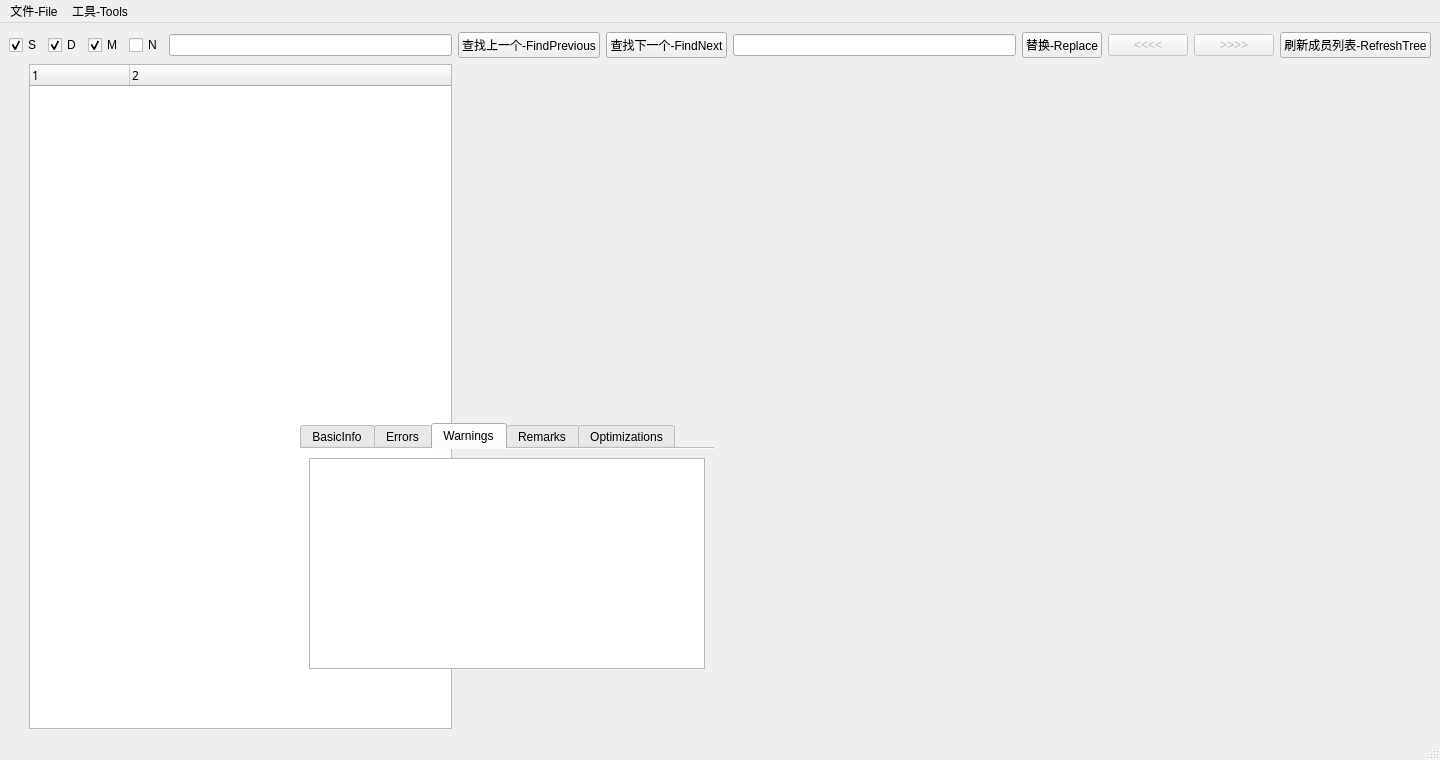
First picture: the form in mainwindow.ui, repository ic005k/Xiasl, before the edit.
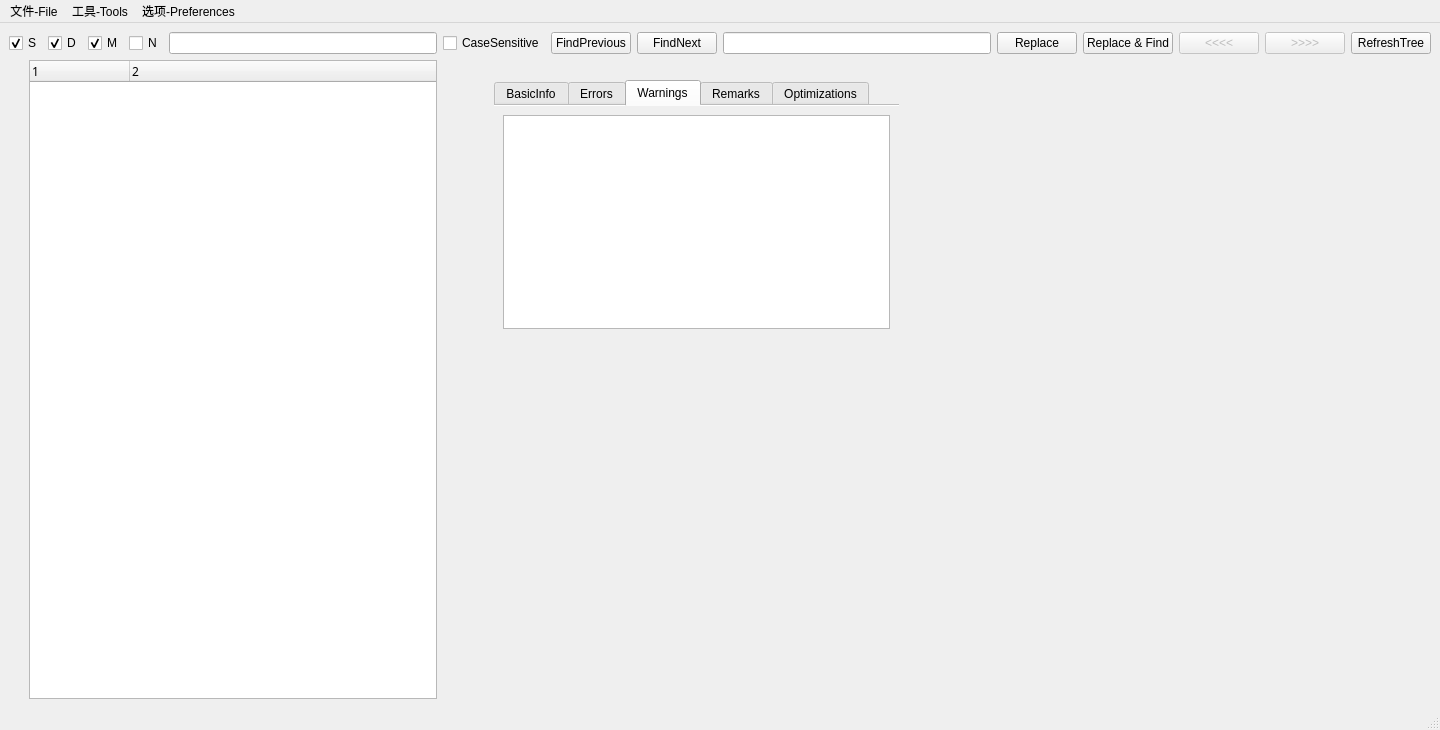
Second picture: the form after the edit.

```diff
--- a/mainwindow.ui
+++ b/mainwindow.ui
@@ -7,7 +7,7 @@
     <x>0</x>
     <y>0</y>
     <width>1440</width>
-    <height>760</height>
+    <height>730</height>
    </rect>
   </property>
   <property name="windowTitle">
@@ -59,30 +59,47 @@
      <widget class="QLineEdit" name="editFind"/>
     </item>
     <item row="0" column="6">
-     <widget class="QPushButton" name="btnFindPrevious">
+     <widget class="QCheckBox" name="chkCaseSensitive">
       <property name="text">
-       <string>查找上一个-FindPrevious</string>
+       <string>CaseSensitive</string>
+      </property>
+      <property name="checked">
+       <bool>false</bool>
       </property>
      </widget>
     </item>
     <item row="0" column="7">
-     <widget class="QPushButton" name="btnFindNext">
+     <widget class="QPushButton" name="btnFindPrevious">
       <property name="text">
-       <string>查找下一个-FindNext</string>
+       <string>FindPrevious</string>
       </property>
      </widget>
     </item>
     <item row="0" column="8">
-     <widget class="QLineEdit" name="editReplace"/>
+     <widget class="QPushButton" name="btnFindNext">
+      <property name="text">
+       <string>FindNext</string>
+      </property>
+     </widget>
     </item>
     <item row="0" column="9">
-     <widget class="QPushButton" name="btnReplace">
-      <property name="text">
-       <string>替换-Replace</string>
-      </property>
-     </widget>
+     <widget class="QLineEdit" name="editReplace"/>
     </item>
     <item row="0" column="10">
+     <widget class="QPushButton" name="btnReplace">
+      <property name="text">
+       <string>Replace</string>
+      </property>
+     </widget>
+    </item>
+    <item row="0" column="11">
+     <widget class="QPushButton" name="btnReplaceFind">
+      <property name="text">
+       <string>Replace &amp;&amp; Find</string>
+      </property>
+     </widget>
+    </item>
+    <item row="0" column="12">
      <widget class="QPushButton" name="btnPreviousError">
       <property name="enabled">
        <bool>false</bool>
@@ -92,7 +109,7 @@
       </property>
      </widget>
     </item>
-    <item row="0" column="11">
+    <item row="0" column="13">
      <widget class="QPushButton" name="btnNextError">
       <property name="enabled">
        <bool>false</bool>
@@ -102,14 +119,14 @@
       </property>
      </widget>
     </item>
-    <item row="0" column="12">
+    <item row="0" column="14">
      <widget class="QPushButton" name="btnRefreshTree">
       <property name="text">
-       <string>刷新成员列表-RefreshTree</string>
+       <string>RefreshTree</string>
       </property>
      </widget>
     </item>
-    <item row="1" column="0" rowspan="2" colspan="13">
+    <item row="1" column="0" rowspan="2" colspan="15">
      <layout class="QGridLayout" name="gridLayout"/>
     </item>
     <item row="2" column="1" colspan="5">
@@ -138,10 +155,10 @@
    <widget class="QTabWidget" name="tabWidget">
     <property name="geometry">
      <rect>
-      <x>300</x>
-      <y>400</y>
-      <width>414</width>
-      <height>255</height>
+      <x>494</x>
+      <y>57</y>
+      <width>405</width>
+      <height>258</height>
      </rect>
     </property>
     <property name="currentIndex">
@@ -268,7 +285,7 @@
      <x>0</x>
      <y>0</y>
      <width>1440</width>
-     <height>30</height>
+     <height>24</height>
     </rect>
    </property>
    <widget class="QMenu" name="menu_File">
@@ -290,8 +307,16 @@
     <addaction name="separator"/>
     <addaction name="actionCompiling"/>
    </widget>
+   <widget class="QMenu" name="menu_Preferences">
+    <property name="title">
+     <string>选项-Preferences</string>
+    </property>
+    <addaction name="actionFont_2"/>
+    <addaction name="actionWrapWord"/>
+   </widget>
    <addaction name="menu_File"/>
    <addaction name="menu_Tools"/>
+   <addaction name="menu_Preferences"/>
   </widget>
   <widget class="QStatusBar" name="statusbar"/>
   <action name="actionOpen">
```
Left out of the diff: 30 changed lines with no effect on the pictures.
